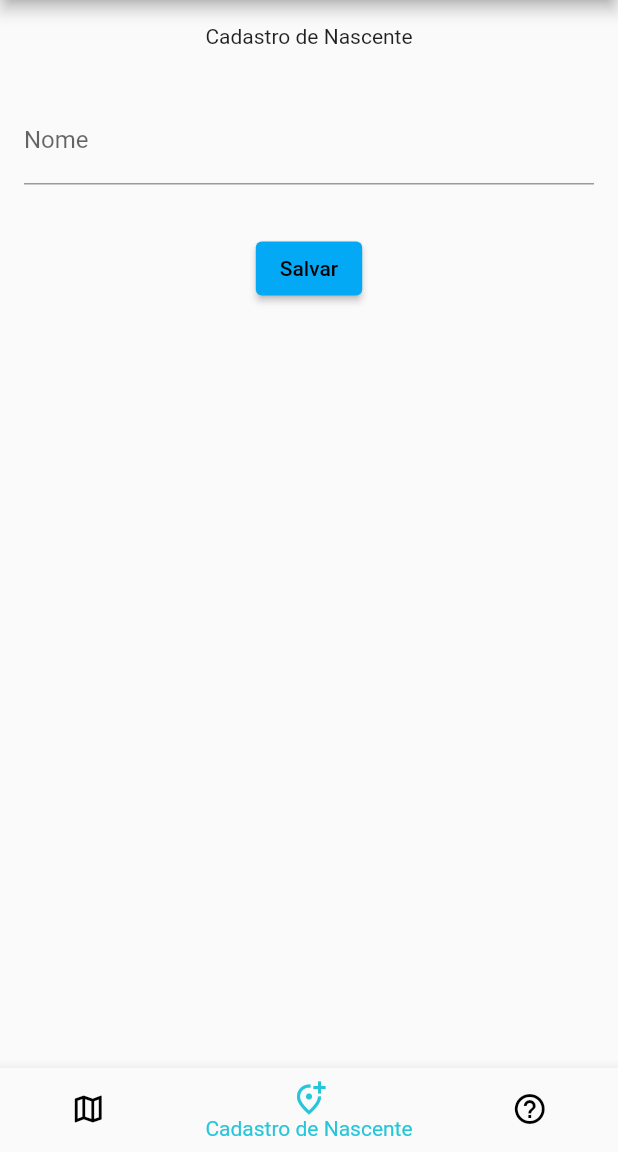
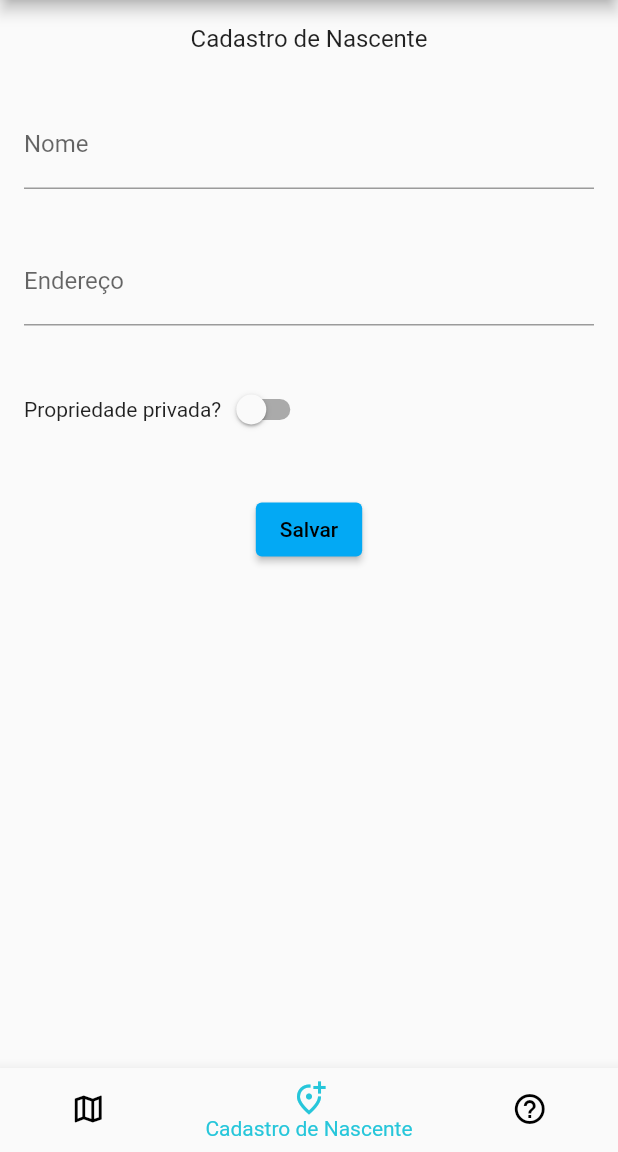
Before and after one commit to luancmj/agua_para_todos, a Flutter app: the screen it shows after launch, item 2 of the bottom bar chosen, on a phone screen of 412 x 824 dp, the part 84-1236 px from its top. Run offline on Flutter 3.47's test engine with Material 2 defaults, Android fonts, the phone set to English and light mode, and no system bars; our stand-ins replace firebase_core, geolocator, google_maps_flutter; missing offline and left inert: flutter_config; accounts and stored records are empty.

Commit message:
Complete source form and add firebase module.

```diff
--- a/lib/pages/source_form_page.dart
+++ b/lib/pages/source_form_page.dart
@@ -19,6 +19,7 @@ class SourceFormPageState extends State<SourceFormPage> {
   // Note: This is a `GlobalKey<FormState>`,
   // not a GlobalKey<SourceFormPageState>.
   final _formKey = GlobalKey<FormState>();
+  bool light = false;
 
   @override
   Widget build(BuildContext context) {
@@ -29,7 +30,12 @@ class SourceFormPageState extends State<SourceFormPage> {
         children: [
           const Padding(
             padding: EdgeInsets.symmetric(horizontal: 16, vertical: 16),
-            child: Text('Cadastro de Nascente')
+            child: Text(
+              'Cadastro de Nascente',
+              style: TextStyle(
+                fontSize: 16
+              ),
+            )
           ),
           Padding(
             padding: const EdgeInsets.symmetric(horizontal: 16, vertical: 16),
@@ -37,7 +43,7 @@ class SourceFormPageState extends State<SourceFormPage> {
               decoration: const InputDecoration(
                 border: UnderlineInputBorder(),
                 labelText: 'Nome',
-                focusColor: Colors.blueAccent
+                focusColor: Colors.blueAccent,
               ),
               validator: (value) {
                 if (value == null || value.isEmpty) {
@@ -47,7 +53,41 @@ class SourceFormPageState extends State<SourceFormPage> {
               },
             ),
           ),
-
+          Padding(
+            padding: const EdgeInsets.symmetric(horizontal: 16, vertical: 16),
+            child: TextFormField(
+              decoration: const InputDecoration(
+                border: UnderlineInputBorder(),
+                labelText: 'Endereço',
+                focusColor: Colors.blueAccent
+              ),
+              validator: (value) {
+                if (value == null || value.isEmpty) {
+                  return 'Informe um endereço para a nascente';
+                }
+                return null;
+              },
+            ),
+          ),
+          Padding(
+            padding: const EdgeInsets.symmetric(horizontal: 16, vertical: 16),
+            child: Row(
+              children: [
+                const Text('Propriedade privada?'),
+                Switch(
+                  // This bool value toggles the switch.
+                  value: light,
+                  activeColor: Colors.blueAccent,
+                  onChanged: (bool value) {
+                    // This is called when the user toggles the switch.
+                    setState(() {
+                      light = value;
+                    });
+                  },
+                ),
+              ],
+            )
+          ),
           Padding(
             padding: const EdgeInsets.symmetric(vertical: 16),
             child: ElevatedButton(
--- a/pubspec.yaml
+++ b/pubspec.yaml
@@ -42,6 +42,7 @@ dependencies:
   geolocator: ^9.0.2
   provider: ^6.0.5
   flutter_config: ^2.0.2
+  firebase_core: ^2.15.0
 
 dev_dependencies:
   flutter_test:
```
Also changed, not shown: lib/main.dart (+7 -1 lines), lib/firebase_options.dart (added), pubspec.lock, 10 other files.
